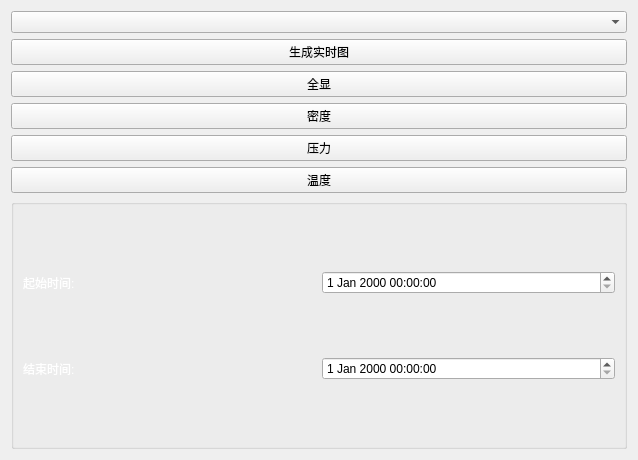
Above: SpreadSheet/ui/rtchartform.ui from MelonSuika/EmonitorSys before the change. Below: the same form after it.
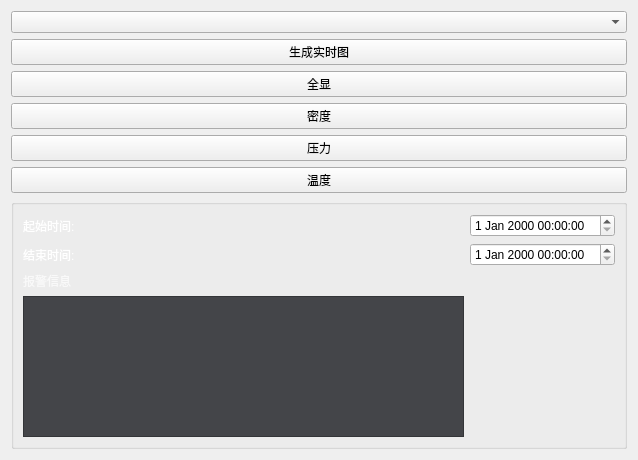
That is the form after the change.

What changed in the file:
```diff
--- a/SpreadSheet/ui/rtchartform.ui
+++ b/SpreadSheet/ui/rtchartform.ui
@@ -67,10 +67,10 @@
          <layout class="QHBoxLayout" name="horizontalLayout_2">
           <item>
            <layout class="QGridLayout" name="gridLayout_2">
-            <item row="0" column="1">
-             <widget class="QDateTimeEdit" name="dateTimeEdit"/>
+            <item row="2" column="1">
+             <widget class="QDateTimeEdit" name="dateTimeEdit_2"/>
             </item>
-            <item row="0" column="0">
+            <item row="1" column="0">
              <widget class="QLabel" name="label">
               <property name="palette">
                <palette>
@@ -117,7 +117,18 @@
               </property>
              </widget>
             </item>
-            <item row="1" column="0">
+            <item row="1" column="1">
+             <widget class="QDateTimeEdit" name="dateTimeEdit"/>
+            </item>
+            <item row="4" column="0">
+             <widget class="QListView" name="listView_alert">
+              <property name="styleSheet">
+               <string notr="true">background-color: rgb(68, 69, 73);
+color: rgb(255, 255, 255);</string>
+              </property>
+             </widget>
+            </item>
+            <item row="2" column="0">
              <widget class="QLabel" name="label_2">
               <property name="palette">
                <palette>
@@ -161,8 +172,25 @@
               </property>
              </widget>
             </item>
-            <item row="1" column="1">
-             <widget class="QDateTimeEdit" name="dateTimeEdit_2"/>
+            <item row="0" column="0">
+             <spacer name="verticalSpacer">
+              <property name="orientation">
+               <enum>Qt::Vertical</enum>
+              </property>
+              <property name="sizeHint" stdset="0">
+               <size>
+                <width>20</width>
+                <height>40</height>
+               </size>
+              </property>
+             </spacer>
+            </item>
+            <item row="3" column="0">
+             <widget class="QLabel" name="label_alert">
+              <property name="text">
+               <string>&lt;html&gt;&lt;head/&gt;&lt;body&gt;&lt;p&gt;&lt;span style=&quot; color:#f9f9f9;&quot;&gt;报警信息&lt;/span&gt;&lt;/p&gt;&lt;/body&gt;&lt;/html&gt;</string>
+              </property>
+             </widget>
             </item>
            </layout>
           </item>
```
Left out of the diff: 6 changed lines with no effect on the pictures.
